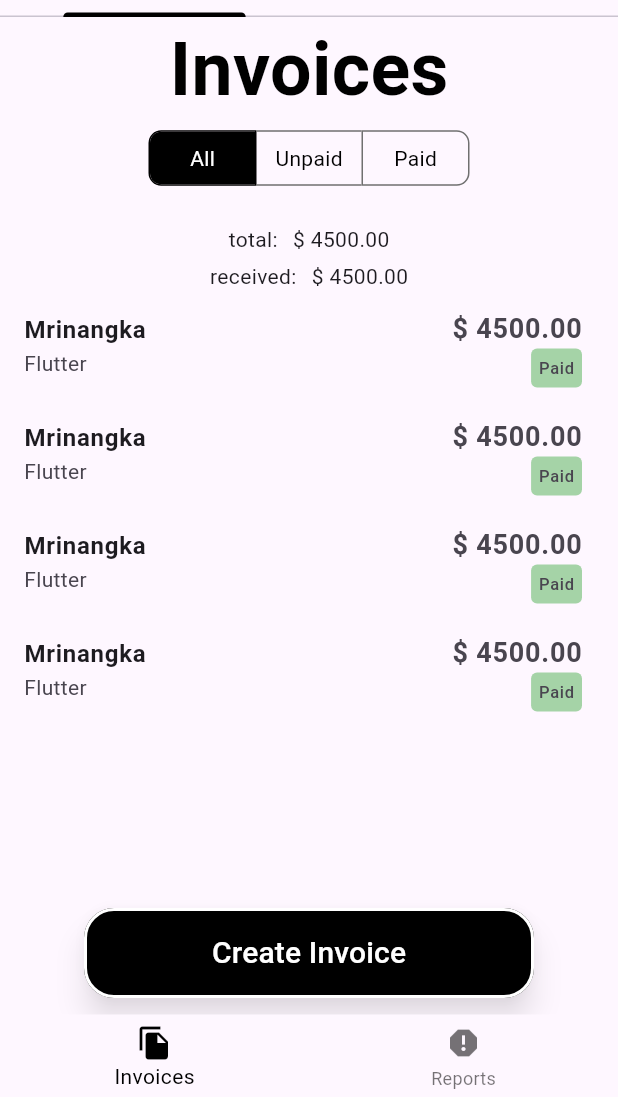
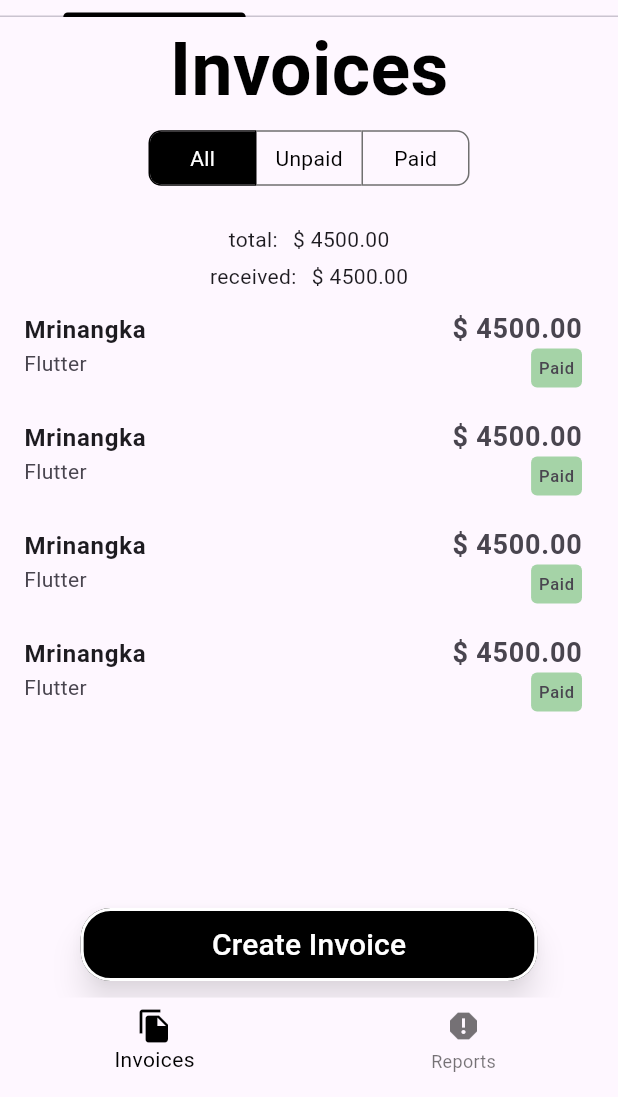
Before and after one commit to hexafoldtech/invoice-maker, a Flutter app: the screen it shows after launch, on a phone screen of 412 x 824 dp, the part 139-1236 px from its top. Run offline on Flutter 3.47's test engine with Material 3 defaults, Android fonts, the phone set to English and light mode, and no system bars; our stand-ins replace flutter_screenutil, flutter_secure_storage, loggy, package_info_plus.

Commit message:
app button class

```diff
--- /dev/null
+++ b/lib/core/utils/app_button.dart
@@ -0,0 +1,106 @@
+import 'package:flutter/material.dart';
+import 'package:flutter_screenutil/flutter_screenutil.dart';
+import 'package:invoice_maker/core/constants/app_colors.dart';
+import 'package:invoice_maker/core/constants/app_sizes.dart';
+import 'package:invoice_maker/core/utils/app_text_styles.dart';
+
+enum ButtonType { elevated, invoice }
+
+class AppButton extends StatelessWidget {
+  final ButtonType type;
+  final String label;
+  final Widget? iconLabel;
+  final Color? backgroundColor;
+  final Color borderColor;
+  final Color textColor;
+  final VoidCallback action;
+  final double fontSize;
+  final IconData? icon;
+  final double? buttonWidth;
+  final double? buttonHeight;
+  final String? iconString;
+  const AppButton(
+      {super.key,
+      required this.type,
+      required this.label,
+      this.iconLabel,
+      this.backgroundColor,
+      this.borderColor = Colors.white,
+      this.textColor = Colors.white,
+      this.fontSize = 8,
+      required this.action,
+      this.icon,
+      this.buttonWidth = 296,
+      this.buttonHeight = 48,
+      this.iconString});
+  @override
+  Widget build(BuildContext context) {
+    if (type == ButtonType.elevated) {
+      return buildElevatedButton(context);
+    } else if (type == ButtonType.invoice) {
+      return createInvoiceButton(context);
+    } else {
+      return buildIconButton(context);
+    }
+  }
+
+  Widget buildElevatedButton(BuildContext context) {
+    return Container(
+      width: 296.r,
+      height: 48.r,
+      padding: const EdgeInsets.only(bottom: 1.0),
+      child: ElevatedButton(
+        style: ElevatedButton.styleFrom(
+          foregroundColor: textColor,
+          backgroundColor: backgroundColor,
+          side: BorderSide(
+            width: 1.0,
+            color: borderColor,
+          ),
+          shape: RoundedRectangleBorder(
+            borderRadius: BorderRadius.circular(10),
+          ),
+          elevation: 0,
+        ),
+        onPressed: action,
+        child: Text(
+          label,
+          style: AppTextStyles.poppinsBody(textColor, FontWeight.w900)
+              as TextStyle?,
+          textAlign: TextAlign.center,
+        ),
+      ),
+    );
+  }
+
+  Widget buildIconButton(BuildContext context) {
+    return SizedBox(
+      width: AppSizes.s10.r,
+    );
+  }
+
+  Widget createInvoiceButton(BuildContext context) {
+    return SizedBox(
+      width: AppSizes.s300.r,
+      height: AppSizes.s48.r,
+      child: ElevatedButton(
+        onPressed: () {},
+        style: ElevatedButton.styleFrom(
+          backgroundColor: backgroundColor,
+          // Text color
+          padding: const EdgeInsets.all(AppSizes.s10),
+          shape: RoundedRectangleBorder(
+            borderRadius: BorderRadius.circular(AppSizes.s20),
+          ),
+          elevation: 8, // Shadow depth
+          side: BorderSide(color: borderColor, width: AppSizes.s2),
+          shadowColor: AppColors.black.withOpacity(0.5),
+        ),
+        child: Text(
+          label,
+          style: TextStyle(color: textColor, fontSize: fontSize),
+        ),
+      ),
+    );
+  }
+}
--- a/lib/view/dashboard_screen/invoice_screen.dart
+++ b/lib/view/dashboard_screen/invoice_screen.dart
@@ -2,8 +2,8 @@ import 'package:flutter/material.dart';
 import 'package:invoice_maker/core/constants/app_colors.dart';
 import 'package:invoice_maker/core/constants/app_sizes.dart';
 import 'package:invoice_maker/core/constants/app_strings.dart';
-import 'package:invoice_maker/view/dashboard_screen/bottom_nav.dart';
-import 'package:invoice_maker/view/dashboard_screen/elevated_button.dart';
+import 'package:invoice_maker/core/utils/app_button.dart';
+import 'package:invoice_maker/view/dashboard_screen/bottom_navigation.dart';
 import 'package:invoice_maker/view/dashboard_screen/toggle_button.dart';
 
 class InvoiceScreen extends StatelessWidget {
@@ -11,11 +11,11 @@ class InvoiceScreen extends StatelessWidget {
 
   @override
   Widget build(BuildContext context) {
-    return const Scaffold(
+    return Scaffold(
       body: Center(
         child: Column(
           children: [
-            Text(
+            const Text(
               AppStrings.invoiceTabText,
               style: TextStyle(
                 fontSize: AppSizes.s49,
@@ -23,15 +23,23 @@ class InvoiceScreen extends StatelessWidget {
                 color: AppColors.black,
               ),
             ),
-            ToggleButton(),
-            SizedBox(
+            const ToggleButton(),
+            const SizedBox(
               height: AppSizes.s11,
             ),
-            CreateInvoiceButton(),
-            SizedBox(
+            AppButton(
+              type: ButtonType.invoice,
+              label: AppStrings.createInvoice,
+              action: () {},
+              textColor: AppColors.white,
+              fontSize: AppSizes.s20,
+              borderColor: AppColors.white,
+              backgroundColor: AppColors.black,
+            ),
+            const SizedBox(
               height: AppSizes.s11,
             ),
-            BottomNavigation()
+            const BottomNavigation()
           ],
         ),
       ),
```
Also changed, not shown: lib/core/utils/app_text_styles.dart (added, +16 -0 lines), lib/view/dashboard_screen/bottom_navigation.dart (renamed from lib/view/dashboard_screen/bottom_nav.dart), lib/view/dashboard_screen/toggle_button_listview.dart (deleted).
